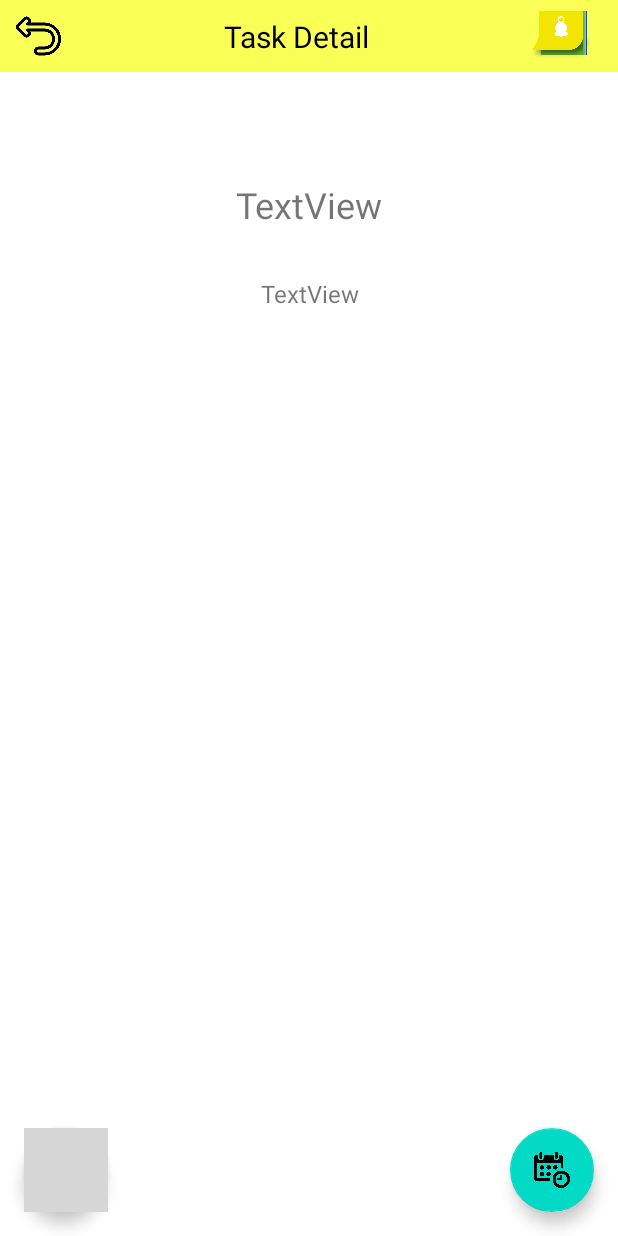
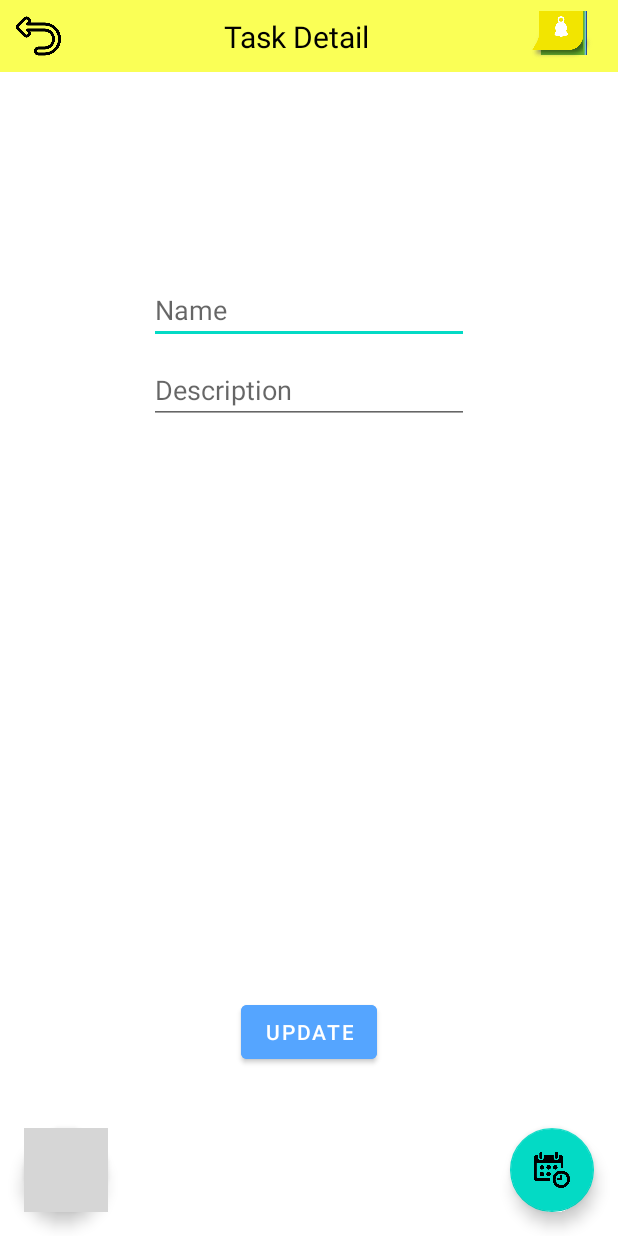
Before and after one commit to 22623/Reminder, an Android app: the layout activity_task_detail.xml on its own in the app's theme, with its tools: preview values and no code run, on a phone screen of 412 x 824 dp. Run offline under Robolectric (Android 15) with nearby library versions, the phone set to English and light mode, and no system bars; grey boxes are pictures that could not be loaded.

Commit message:
UpdateTask & UpdateCal

```diff
--- a/RemInder/app/src/main/res/layout/activity_task_detail.xml
+++ b/RemInder/app/src/main/res/layout/activity_task_detail.xml
@@ -98,26 +98,39 @@
         app:layout_constraintStart_toStartOf="parent"
         app:layout_constraintTop_toBottomOf="@+id/constraintLayout3">
 
-        <TextView
+        <EditText
             android:id="@+id/textViewTitle"
             android:layout_width="wrap_content"
             android:layout_height="wrap_content"
-            android:layout_marginTop="64dp"
-            android:text="TextView"
-            android:textSize="24sp"
+            android:layout_marginTop="128dp"
+            android:ems="10"
+            android:hint="Name"
+            android:inputType="textPersonName"
             app:layout_constraintEnd_toEndOf="parent"
             app:layout_constraintStart_toStartOf="parent"
             app:layout_constraintTop_toTopOf="parent" />
 
-        <TextView
+        <EditText
             android:id="@+id/textViewDesc"
             android:layout_width="wrap_content"
             android:layout_height="wrap_content"
-            android:layout_marginTop="32dp"
-            android:text="TextView"
-            android:textSize="16sp"
+            android:layout_marginTop="8dp"
+            android:ems="10"
+            android:hint="Description"
+            android:inputType="textPersonName"
             app:layout_constraintEnd_toEndOf="@+id/textViewTitle"
             app:layout_constraintStart_toStartOf="@+id/textViewTitle"
             app:layout_constraintTop_toBottomOf="@+id/textViewTitle" />
+
+        <Button
+            android:id="@+id/button6"
+            android:layout_width="wrap_content"
+            android:layout_height="wrap_content"
+            android:layout_marginBottom="24dp"
+            android:backgroundTint="@color/bluePalet"
+            android:text="Update"
+            app:layout_constraintBottom_toBottomOf="parent"
+            app:layout_constraintEnd_toEndOf="parent"
+            app:layout_constraintStart_toStartOf="parent" />
     </androidx.constraintlayout.widget.ConstraintLayout>
 </androidx.constraintlayout.widget.ConstraintLayout>
```
Also changed, not shown: RemInder/app/src/main/java/com/example/reminder/Cal_detail.java (+22 -6 lines), RemInder/app/src/main/java/com/example/reminder/TaskDetail.java (+17 -4 lines), RemInder/app/src/main/res/layout/activity_cal_detail.xml (+37 -25 lines).
